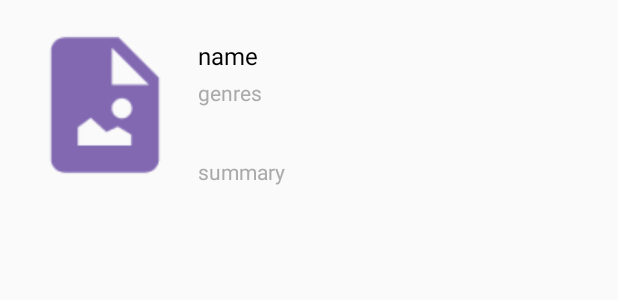
After one commit to ivan-magda/MusicArtists, an Android app: the layout artist_item.xml on its own in the app's theme, with its tools: preview values and no code run, on a phone screen of 412 x 824 dp. The commit adds this screen. Shown: the top 300 px of the screen. Run offline under Robolectric (Android 15) with nearby library versions, the phone set to English and light mode, and no system bars.

Commit message:
Code refactoring and additions.
- Update .gitignore file.
- Artist and Cover classes implements Parcelable interface.
- Move implementations of getting data over http connection to HttpApi
class.
- Move implementations of parsing artists son data to ArtistHttpApi
class.
- Remove GetRawData class.
- Remove GetArtistsJsonData class.
- Create artist item layout.

```diff
--- a/app/build.gradle
+++ b/app/build.gradle
@@ -24,4 +24,6 @@ dependencies {
     testCompile 'junit:junit:4.12'
     compile 'com.android.support:appcompat-v7:23.2.1'
     compile 'com.android.support:design:23.2.1'
+    compile 'com.android.support:recyclerview-v7:23.2.1'
+    compile 'com.squareup.picasso:picasso:2.5.2'
 }
--- a/app/src/main/java/com/ivanmagda/musicartists/controllers/MainActivity.java
+++ b/app/src/main/java/com/ivanmagda/musicartists/controllers/MainActivity.java
@@ -6,7 +6,6 @@ import android.support.v7.widget.Toolbar;
 import android.view.Menu;
 import android.view.MenuItem;
 
-import com.ivanmagda.musicartists.model.json.GetArtistJsonData;
 import com.ivanmagda.musicartists.R;
 
 public class MainActivity extends AppCompatActivity {
@@ -17,10 +16,6 @@ public class MainActivity extends AppCompatActivity {
         setContentView(R.layout.activity_main);
         Toolbar toolbar = (Toolbar) findViewById(R.id.toolbar);
         setSupportActionBar(toolbar);
-
-        String destinationURL = "http://download.cdn.yandex.net/mobilization-2016/artists.json";
-        GetArtistJsonData getArtistJsonData = new GetArtistJsonData(destinationURL);
-        getArtistJsonData.execute();
     }
 
     @Override
--- /dev/null
+++ b/app/src/main/res/layout/artist_item.xml
@@ -0,0 +1,49 @@
+<?xml version="1.0" encoding="utf-8"?>
+<LinearLayout xmlns:android="http://schemas.android.com/apk/res/android"
+    android:layout_width="match_parent"
+    android:layout_height="140dp"
+    android:orientation="horizontal"
+    android:padding="16dp">
+
+    <ImageView
+        android:id="@+id/coverImageView"
+        android:layout_width="108dp"
+        android:layout_height="108dp"
+        android:layout_gravity="left|center_vertical"
+        android:scaleType="fitXY"
+        android:src="@drawable/placeholder" />
+
+    <RelativeLayout
+        android:layout_width="match_parent"
+        android:layout_height="match_parent"
+        android:layout_marginLeft="8dp">
+
+        <TextView
+            android:id="@+id/nameTextView"
+            android:layout_width="match_parent"
+            android:layout_height="wrap_content"
+            android:layout_marginTop="10dp"
+            android:text="name"
+            android:textColor="@android:color/black"
+            android:textSize="16sp" />
+
+        <TextView
+            android:id="@+id/genresTextView"
+            android:layout_width="match_parent"
+            android:layout_height="wrap_content"
+            android:layout_below="@+id/nameTextView"
+            android:layout_marginTop="4dp"
+            android:text="genres"
+            android:textColor="@android:color/darker_gray"
+            android:textSize="14sp" />
+
+        <TextView
+            android:id="@+id/summaryTextView"
+            android:layout_width="match_parent"
+            android:layout_height="wrap_content"
+            android:layout_alignParentBottom="true"
+            android:text="summary"
+            android:textColor="@android:color/darker_gray"
+            android:textSize="14sp" />
+    </RelativeLayout>
+</LinearLayout>
--- /dev/null
+++ b/app/src/main/res/values/params.xml
@@ -0,0 +1,4 @@
+<?xml version="1.0" encoding="utf-8"?>
+<resources>
+    <string name="http_api_url">http://download.cdn.yandex.net/</string>
+</resources>
```
Also changed, not shown: app/src/main/java/com/ivanmagda/musicartists/api/ArtistHttpApi.java (added, +103 -0 lines), app/src/main/java/com/ivanmagda/musicartists/api/HttpAPI.java (added, +97 -0 lines), app/src/main/java/com/ivanmagda/musicartists/model/Artist.java (+52 -67 lines), app/src/main/java/com/ivanmagda/musicartists/model/Cover.java (+35 -2 lines), app/src/main/java/com/ivanmagda/musicartists/model/json/GetArtistJsonData.java (deleted, +0 -108 lines), app/src/main/java/com/ivanmagda/musicartists/model/json/GetRawData.java (deleted, +0 -185 lines), app/src/main/res/drawable/placeholder.png (added), 1 other file.
